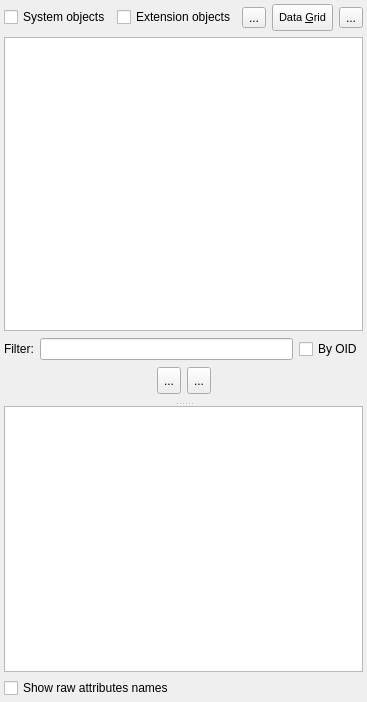
Old version of the form libpgmodeler_ui/ui/databaseexplorerwidget.ui in the repository pgmodeler/pgmodeler.
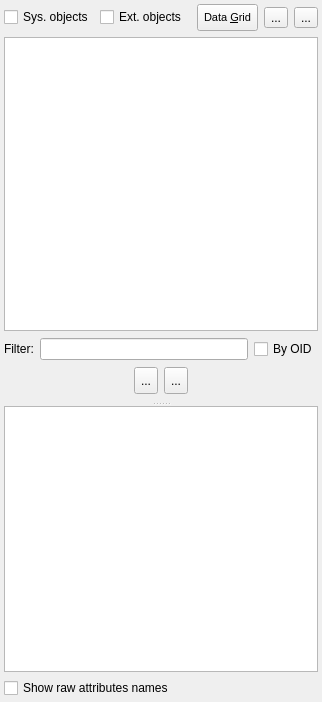
New version of the form. Icons and pictures are not drawn.

What changed in the file:
```diff
--- a/libpgmodeler_ui/ui/databaseexplorerwidget.ui
+++ b/libpgmodeler_ui/ui/databaseexplorerwidget.ui
@@ -6,7 +6,7 @@
    <rect>
     <x>0</x>
     <y>0</y>
-    <width>318</width>
+    <width>322</width>
     <height>702</height>
    </rect>
   </property>
@@ -43,7 +43,7 @@
         <string>Toggles the display of system objects.</string>
        </property>
        <property name="text">
-        <string>System objects</string>
+        <string>Sys. objects</string>
        </property>
        <property name="checked">
         <bool>false</bool>
@@ -65,39 +65,13 @@
         <string>Toggles the display of extension objects</string>
        </property>
        <property name="text">
-        <string>Extension objects</string>
+        <string>Ext. objects</string>
        </property>
        <property name="checked">
         <bool>false</bool>
        </property>
       </widget>
      </item>
-     <item>
-      <widget class="QToolButton" name="refresh_tb">
-       <property name="enabled">
-        <bool>true</bool>
-       </property>
-       <property name="toolTip">
-        <string>Update the objects tree.</string>
-       </property>
-       <property name="text">
-        <string>...</string>
-       </property>
-       <property name="icon">
-        <iconset resource="../res/resources.qrc">
-         <normaloff>:/icones/icones/atualizar.png</normaloff>:/icones/icones/atualizar.png</iconset>
-       </property>
-       <property name="iconSize">
-        <size>
-         <width>22</width>
-         <height>22</height>
-        </size>
-       </property>
-       <property name="shortcut">
-        <string>Ctrl+F5</string>
-       </property>
-      </widget>
-     </item>
      <item>
       <widget class="QToolButton" name="data_grid_tb">
        <property name="enabled">
@@ -164,6 +138,32 @@
        </property>
       </widget>
      </item>
+     <item>
+      <widget class="QToolButton" name="refresh_tb">
+       <property name="enabled">
+        <bool>true</bool>
+       </property>
+       <property name="toolTip">
+        <string>Update the objects tree.</string>
+       </property>
+       <property name="text">
+        <string>...</string>
+       </property>
+       <property name="icon">
+        <iconset resource="../res/resources.qrc">
+         <normaloff>:/icones/icones/atualizar.png</normaloff>:/icones/icones/atualizar.png</iconset>
+       </property>
+       <property name="iconSize">
+        <size>
+         <width>22</width>
+         <height>22</height>
+        </size>
+       </property>
+       <property name="shortcut">
+        <string>Ctrl+F5</string>
+       </property>
+      </widget>
+     </item>
     </layout>
    </item>
    <item>
```
